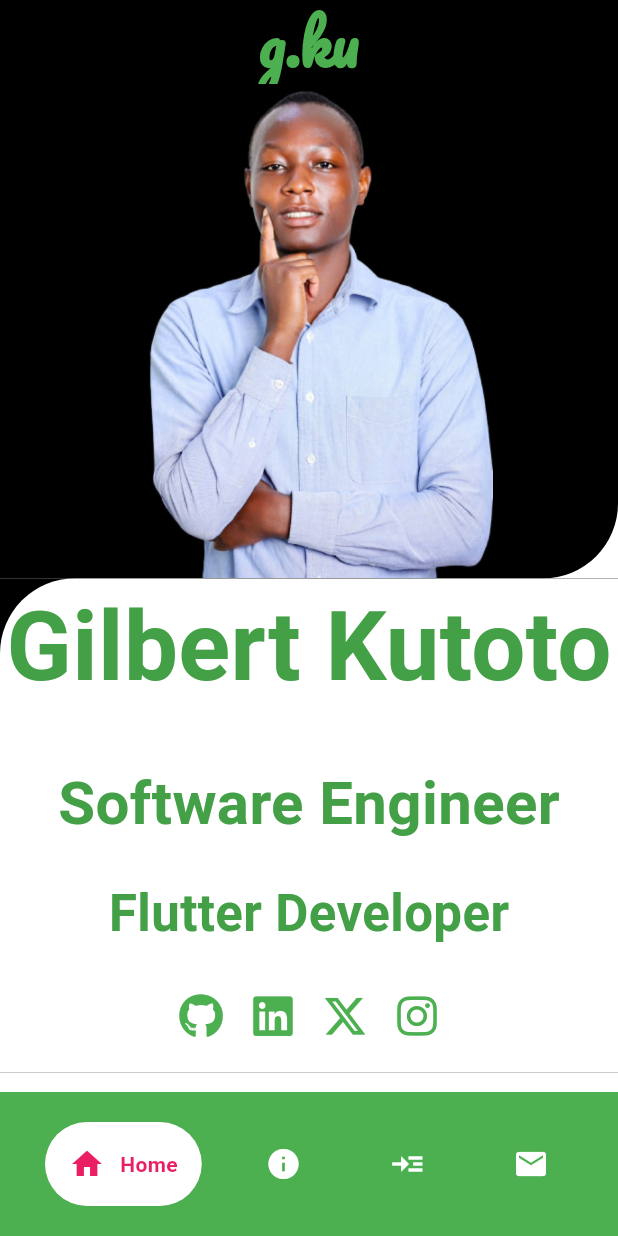
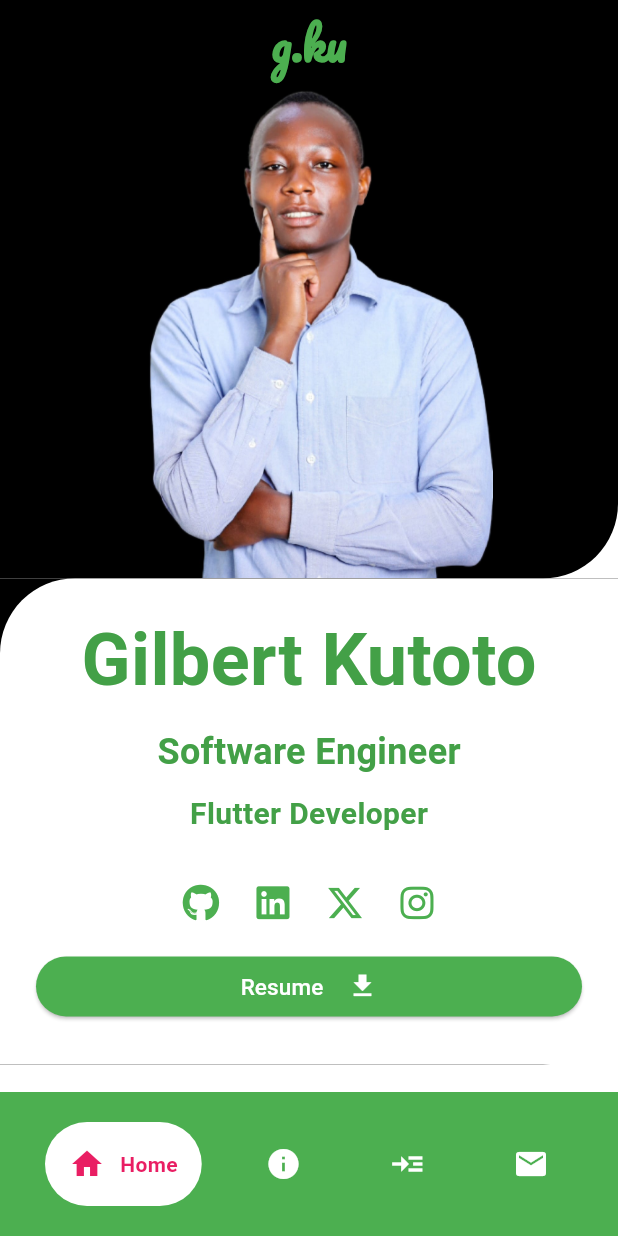
Before and after one commit to gilbert-ku/Flutter-Portfolio-App, a Flutter app: the screen it shows after launch, on a phone screen of 412 x 824 dp. Run offline on Flutter 3.47's test engine with Material 3 defaults, Android fonts, the phone set to English and light mode, and no system bars; drawn by our look-alikes of google_nav_bar; our stand-ins replace font_awesome_flutter, go_router, google_fonts.

Commit message:
add landing page

```diff
--- a/lib/main.dart
+++ b/lib/main.dart
@@ -31,11 +31,7 @@ class MyApp extends StatelessWidget {
             color: Colors.white,
           ),
         ),
-        // buttonTheme: ButtonThemeData(
-        //   // Styling for buttons
-        //   buttonColor: Colors.green,
-        //   textTheme: ButtonTextTheme.primary,
-        // ),
+
       ),
     );
   }
--- a/lib/pages/home_page.dart
+++ b/lib/pages/home_page.dart
@@ -12,18 +12,17 @@ class HomePage extends StatelessWidget {
     return Scaffold(
       appBar: AppBar(
         elevation: 0,
-
         backgroundColor: Colors.black,
         title: Row(
           mainAxisAlignment: MainAxisAlignment.center,
           children: [
             Padding(
-              padding: const EdgeInsets.symmetric(horizontal: 20, vertical: 8),
+              padding: const EdgeInsets.symmetric(horizontal: 10, vertical: 8),
               child: Text(
                 "g.ku",
                 style: GoogleFonts.pacifico(
                   textStyle: TextStyle(
-                    fontSize: 40,
+                    fontSize: 30,
                     color: Colors.green,
                     fontWeight: FontWeight.bold,
                   ),
--- a/lib/widgets/landind_page.dart
+++ b/lib/widgets/landind_page.dart
@@ -11,11 +11,11 @@ class LandingPage extends StatelessWidget {
     final double width = MediaQuery.of(context).size.width;
 
     return Scaffold(
-      body: Stack(
-        children: [
-          Column(
+      body: SafeArea(
+        child: SingleChildScrollView(
+          child: Column(
             children: [
-              // profile image
+              // Profile Image
               Container(
                 height: height * .4,
                 width: width,
@@ -27,29 +27,30 @@ class LandingPage extends StatelessWidget {
                 ),
                 child: Image.asset(
                   "assets/images/profile.jpeg",
-                  fit: BoxFit.contain,
+                  // fit: BoxFit.cover,
                 ),
               ),
 
-              // intro text
+              // Intro Text and Social Icons
               Container(
                 decoration: BoxDecoration(
                   color: Colors.black,
+                  borderRadius: BorderRadius.only(
+                    bottomRight: Radius.circular(50),
+                  ),
                 ),
                 child: Container(
-                  height: height * .4,
                   width: width,
-                  // color: Colors.white,
                   decoration: BoxDecoration(
                     color: Colors.white,
                     borderRadius: BorderRadius.only(
                       topLeft: Radius.circular(50),
                     ),
                   ),
-
                   child: Padding(
                     padding: const EdgeInsets.symmetric(
-                      horizontal: 1,
+                      horizontal: 16.0,
+                      vertical: 20.0,
                     ),
                     child: Column(
                       children: [
@@ -57,52 +58,38 @@ class LandingPage extends StatelessWidget {
                           "Gilbert Kutoto",
                           style: GoogleFonts.spicyRice(
                             textStyle: TextStyle(
-                              fontSize: 64,
+                              fontSize: 48,
                               fontWeight: FontWeight.bold,
                               color: Colors.green[600],
                             ),
                           ),
                         ),
-
-                        SizedBox(
-                          height: 20,
-                        ),
-
-                        SizedBox(
-                          height: 10,
-                        ),
+                        SizedBox(height: 10),
                         Text(
                           "Software Engineer",
                           style: GoogleFonts.spicyRice(
                             textStyle: TextStyle(
-                              fontSize: 40,
+                              fontSize: 24,
                               fontWeight: FontWeight.bold,
                               color: Colors.green[600],
                             ),
                           ),
                         ),
-
-                        SizedBox(
-                          height: 20,
-                        ),
-
+                        SizedBox(height: 10),
                         Text(
                           "Flutter Developer",
                           style: GoogleFonts.spicyRice(
                             textStyle: TextStyle(
-                              fontSize: 34,
+                              fontSize: 20,
                               fontWeight: FontWeight.bold,
                               color: Colors.green[600],
                             ),
                           ),
                         ),
+                        SizedBox(height: 20),
 
-                        SizedBox(
-                          height: 20,
-                        ),
-                        // icons
+                        // Social Icons
                         Row(
-                          // crossAxisAlignment: CrossAxisAlignment.center,
                           mainAxisAlignment: MainAxisAlignment.center,
                           children: [
                             IconButton(
@@ -111,7 +98,7 @@ class LandingPage extends StatelessWidget {
                               },
                               icon: FaIcon(
                                 FontAwesomeIcons.github,
-                                size: 30,
+                                size: 25,
                                 color: Colors.green,
                               ),
                             ),
@@ -119,7 +106,7 @@ class LandingPage extends StatelessWidget {
                               onPressed: () {},
                               icon: FaIcon(
                                 FontAwesomeIcons.linkedin,
-                                size: 30,
+                                size: 25,
                                 color: Colors.green,
                               ),
                             ),
@@ -127,7 +114,7 @@ class LandingPage extends StatelessWidget {
                               onPressed: () {},
                               icon: FaIcon(
                                 FontAwesomeIcons.xTwitter,
-                                size: 30,
+                                size: 25,
                                 color: Colors.green,
                               ),
                             ),
@@ -135,20 +122,59 @@ class LandingPage extends StatelessWidget {
                               onPressed: () {},
                               icon: FaIcon(
                                 FontAwesomeIcons.instagram,
-                                size: 30,
+                                size: 25,
                                 color: Colors.green,
                               ),
                             ),
                           ],
                         ),
+                        Padding(
+                          padding: const EdgeInsets.all(8.0),
+                          child: ElevatedButton(
+                            style: ElevatedButton.styleFrom(
+                              backgroundColor: Colors.green
+                            ),
+                              onPressed: () {},
+                              child: Center(
+                                child: Row(
+                                  mainAxisAlignment: MainAxisAlignment.center,
+                                  children: [
+                                    Padding(
+                                      padding: const EdgeInsets.symmetric(
+                                        horizontal: 8.0,
+                                      ),
+                                      child: Text(
+                                        "Resume",
+                                        style: GoogleFonts.spicyRice(
+                                          textStyle: TextStyle(
+                                            color: Colors.white,
+                                            fontSize: 15,
+                                          ),
+                                        ),
+                                      ),
+                                    ),
+                                    Padding(
+                                      padding: const EdgeInsets.symmetric(
+                                        horizontal: 8.0,
+                                      ),
+                                      child: Icon(
+                                        Icons.download,
+                                        size: 20,
+                                        color: Colors.white,
+                                      ),
+                                    ),
+                                  ],
+                                ),
+                              )),
+                        )
                       ],
                     ),
                   ),
                 ),
               ),
             ],
-          )
-        ],
+          ),
+        ),
       ),
     );
   }
```
